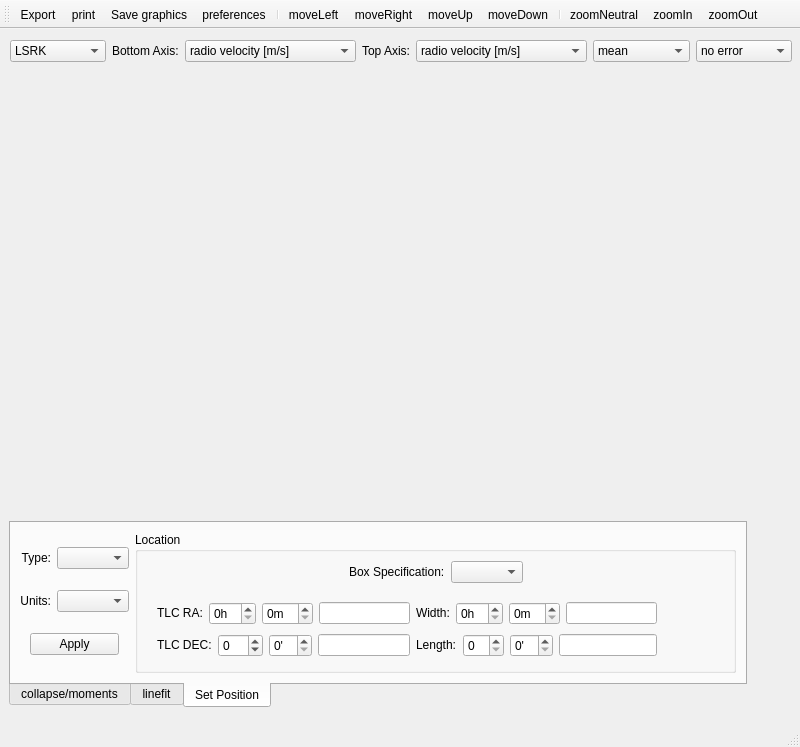
Above: code/display/implement/QtPlotter/QtProfileGUI.ui from radio-astro/casa before the change. Below: the same form after it.
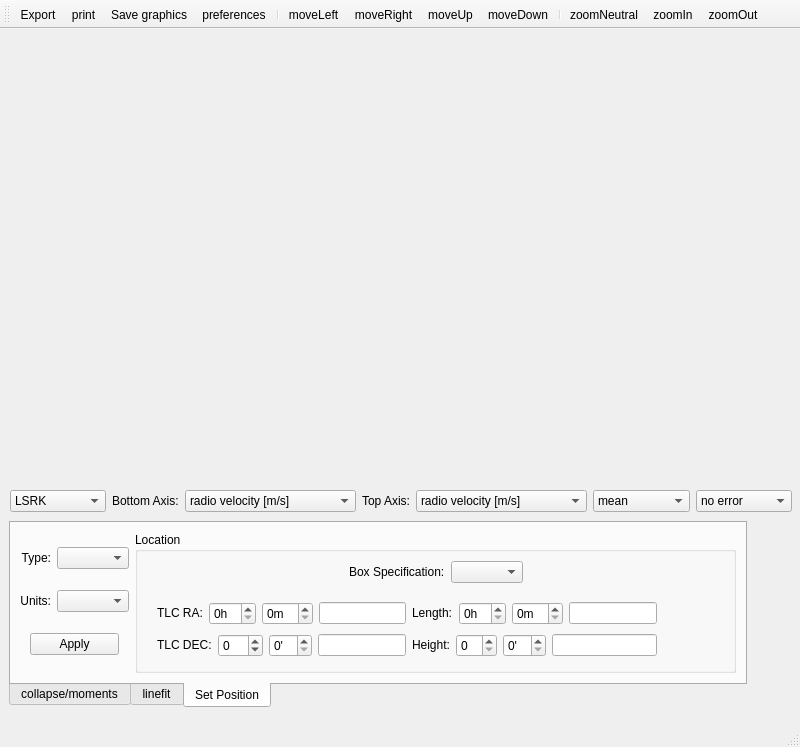
That is the form after the change. The open tabs and pages were chosen to show the change. Icons and pictures are not drawn. Custom widgets are drawn as their Qt base class.

Commit message: Fix of bug in spectrum positioning Added ability to show/hide top axis Added hover coordinates on spectral profile.

What changed in the file:
```diff
--- a/code/display/implement/QtPlotter/QtProfileGUI.ui
+++ b/code/display/implement/QtPlotter/QtProfileGUI.ui
@@ -17,8 +17,8 @@
    <widget class="QtCanvas" name="pixelCanvas" native="true">
     <property name="geometry">
      <rect>
-      <x>9</x>
-      <y>46</y>
+      <x>10</x>
+      <y>10</y>
       <width>738</width>
       <height>440</height>
      </rect>
@@ -1075,7 +1075,7 @@
 &lt;table border=&quot;0&quot; style=&quot;-qt-table-type: root; margin-top:4px; margin-bottom:4px; margin-left:4px; margin-right:4px;&quot;&gt;
 &lt;tr&gt;
 &lt;td style=&quot;border: none;&quot;&gt;
-&lt;p style=&quot; margin-top:0px; margin-bottom:0px; margin-left:0px; margin-right:0px; -qt-block-indent:0; text-indent:0px;&quot;&gt;&lt;span style=&quot; color:#000000;&quot;&gt;Width:&lt;/span&gt;&lt;/p&gt;&lt;/td&gt;&lt;/tr&gt;&lt;/table&gt;&lt;/body&gt;&lt;/html&gt;</string>
+&lt;p style=&quot; margin-top:0px; margin-bottom:0px; margin-left:0px; margin-right:0px; -qt-block-indent:0; text-indent:0px;&quot;&gt;&lt;span style=&quot; color:#000000;&quot;&gt;Length:&lt;/span&gt;&lt;/p&gt;&lt;/td&gt;&lt;/tr&gt;&lt;/table&gt;&lt;/body&gt;&lt;/html&gt;</string>
                   </property>
                   <property name="alignment">
                    <set>Qt::AlignRight|Qt::AlignTrailing|Qt::AlignVCenter</set>
@@ -1183,7 +1183,7 @@
 &lt;table border=&quot;0&quot; style=&quot;-qt-table-type: root; margin-top:4px; margin-bottom:4px; margin-left:4px; margin-right:4px;&quot;&gt;
 &lt;tr&gt;
 &lt;td style=&quot;border: none;&quot;&gt;
-&lt;p style=&quot; margin-top:0px; margin-bottom:0px; margin-left:0px; margin-right:0px; -qt-block-indent:0; text-indent:0px;&quot;&gt;&lt;span style=&quot; color:#000000;&quot;&gt;Length:&lt;/span&gt;&lt;/p&gt;&lt;/td&gt;&lt;/tr&gt;&lt;/table&gt;&lt;/body&gt;&lt;/html&gt;</string>
+&lt;p style=&quot; margin-top:0px; margin-bottom:0px; margin-left:0px; margin-right:0px; -qt-block-indent:0; text-indent:0px;&quot;&gt;&lt;span style=&quot; color:#000000;&quot;&gt;Height:&lt;/span&gt;&lt;/p&gt;&lt;/td&gt;&lt;/tr&gt;&lt;/table&gt;&lt;/body&gt;&lt;/html&gt;</string>
                   </property>
                   <property name="alignment">
                    <set>Qt::AlignRight|Qt::AlignTrailing|Qt::AlignVCenter</set>
@@ -1236,14 +1236,22 @@
      </layout>
     </widget>
    </widget>
-   <widget class="QWidget" name="">
+   <widget class="QWidget" name="layoutWidget">
+    <property name="geometry">
+     <rect>
+      <x>0</x>
+      <y>0</y>
+      <width>2</width>
+      <height>2</height>
+     </rect>
+    </property>
     <layout class="QVBoxLayout" name="verticalLayout"/>
    </widget>
-   <widget class="QWidget" name="">
+   <widget class="QWidget" name="layoutWidget">
     <property name="geometry">
      <rect>
       <x>10</x>
-      <y>10</y>
+      <y>460</y>
       <width>782</width>
       <height>25</height>
      </rect>
```
Left out of the diff: 26 changed lines with no effect on the pictures. The commit also changes 7 other files.
